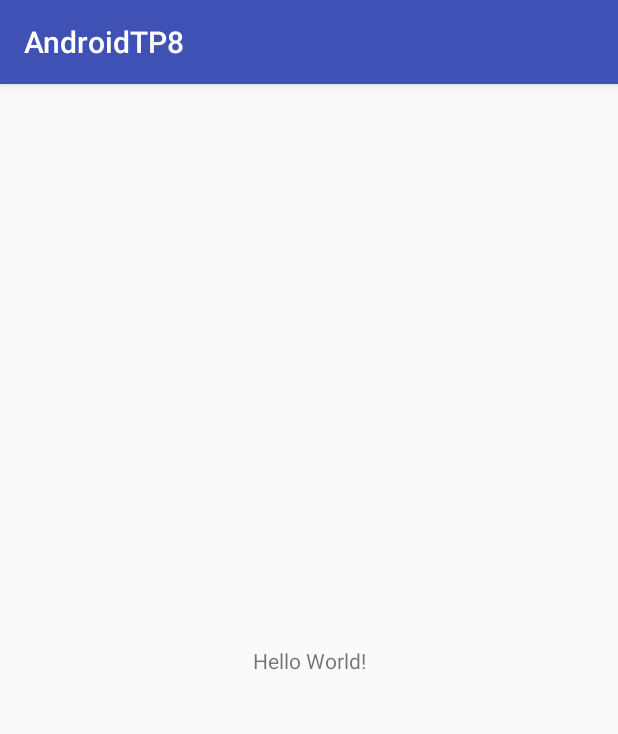
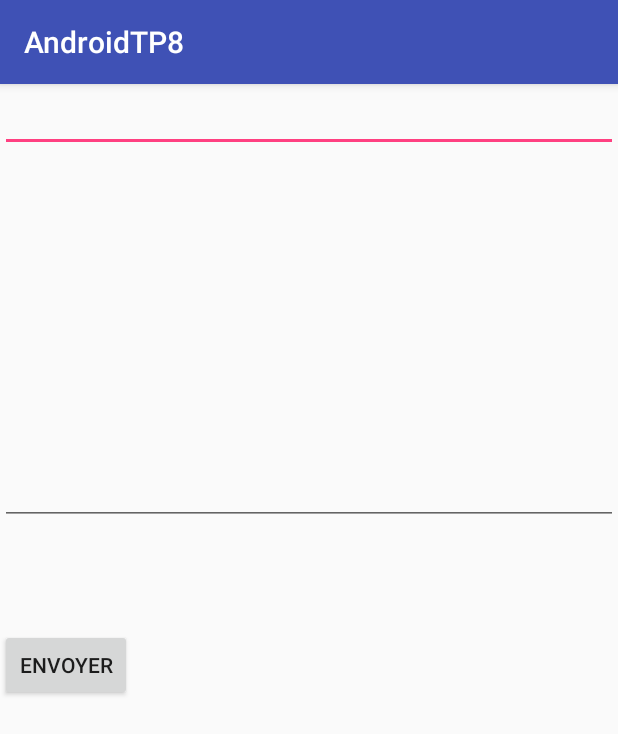
Before and after one commit to Ferjeux/AndroidTP8, an Android app: the screen it shows after launch (MainActivity), on a phone screen of 412 x 824 dp. Shown: the top 734 px of the screen. Run offline under Robolectric (Android 15) with nearby library versions, the phone set to English and light mode, and no system bars.

Commit message:
double code pour sms avec l'appli de base (en commentaire ) et via l'appli de tp

```diff
--- a/app/src/main/AndroidManifest.xml
+++ b/app/src/main/AndroidManifest.xml
@@ -1,14 +1,15 @@
 <?xml version="1.0" encoding="utf-8"?>
 <manifest xmlns:android="http://schemas.android.com/apk/res/android"
     package="com.example.admin.androidtp8">
-
+    <uses-permission android:name="android.permission.SEND_SMS" />
     <application
         android:allowBackup="true"
         android:icon="@mipmap/ic_launcher"
         android:label="@string/app_name"
         android:roundIcon="@mipmap/ic_launcher_round"
         android:supportsRtl="true"
-        android:theme="@style/AppTheme">
+        android:theme="@style/AppTheme"
+        >
         <activity android:name=".MainActivity">
             <intent-filter>
                 <action android:name="android.intent.action.MAIN" />
@@ -16,6 +17,7 @@
                 <category android:name="android.intent.category.LAUNCHER" />
             </intent-filter>
         </activity>
+
     </application>
 
 </manifest>
--- a/app/src/main/java/com/example/admin/androidtp8/MainActivity.java
+++ b/app/src/main/java/com/example/admin/androidtp8/MainActivity.java
@@ -1,7 +1,12 @@
 package com.example.admin.androidtp8;
 
+import android.content.Intent;
+import android.net.Uri;
 import android.support.v7.app.AppCompatActivity;
 import android.os.Bundle;
+import android.telephony.SmsManager;
+import android.view.View;
+import android.widget.EditText;
 
 public class MainActivity extends AppCompatActivity {
 
@@ -9,5 +14,25 @@ public class MainActivity extends AppCompatActivity {
     protected void onCreate(Bundle savedInstanceState) {
         super.onCreate(savedInstanceState);
         setContentView(R.layout.activity_main);
+
+    }
+
+    protected  void envoyer(){
+        EditText message = (EditText) findViewById(R.id.sms);
+        EditText numero = (EditText) findViewById(R.id.numero);
+        //String uri = "smsto:" + numero.getText().toString();
+
+        SmsManager smsManager = SmsManager.getDefault();
+        smsManager.sendTextMessage(numero.getText().toString(), null, message.getText().toString(), null, null);
+
+       /*Intent intent = new Intent(Intent.ACTION_SENDTO, Uri.parse(uri));
+        intent.putExtra("sms_body", message.getText().toString());
+        startActivity(intent);*/
+    }
+
+    public void Envoi(View view) {
+
+        this.envoyer();
+
     }
 }
--- a/app/src/main/res/layout/activity_main.xml
+++ b/app/src/main/res/layout/activity_main.xml
@@ -1,18 +1,40 @@
 <?xml version="1.0" encoding="utf-8"?>
-<android.support.constraint.ConstraintLayout xmlns:android="http://schemas.android.com/apk/res/android"
+<RelativeLayout xmlns:android="http://schemas.android.com/apk/res/android"
     xmlns:app="http://schemas.android.com/apk/res-auto"
     xmlns:tools="http://schemas.android.com/tools"
     android:layout_width="match_parent"
     android:layout_height="match_parent"
     tools:context="com.example.admin.androidtp8.MainActivity">
 
-    <TextView
+    <EditText
+        android:id="@+id/sms"
         android:layout_width="wrap_content"
         android:layout_height="wrap_content"
-        android:text="Hello World!"
-        app:layout_constraintBottom_toBottomOf="parent"
-        app:layout_constraintLeft_toLeftOf="parent"
-        app:layout_constraintRight_toRightOf="parent"
-        app:layout_constraintTop_toTopOf="parent" />
+        android:layout_alignParentEnd="true"
+        android:layout_alignParentStart="true"
+        android:layout_alignParentTop="true"
+        android:ems="10"
+        android:inputType="text" />
 
-</android.support.constraint.ConstraintLayout>
+    <EditText
+        android:id="@+id/numero"
+        android:layout_width="wrap_content"
+        android:layout_height="wrap_content"
+        android:layout_alignParentEnd="true"
+        android:layout_alignParentStart="true"
+        android:layout_below="@+id/sms"
+        android:layout_marginTop="203dp"
+        android:ems="10"
+        android:inputType="number" />
+
+    <Button
+        android:id="@+id/envoyer"
+        android:layout_width="wrap_content"
+        android:layout_height="wrap_content"
+        android:layout_alignParentStart="true"
+        android:layout_below="@+id/numero"
+        android:layout_marginTop="69dp"
+        android:text="@string/envoyer"
+        android:onClick="Envoi"
+        />
+</RelativeLayout>
--- a/app/src/main/res/values/strings.xml
+++ b/app/src/main/res/values/strings.xml
@@ -1,3 +1,4 @@
 <resources>
     <string name="app_name">AndroidTP8</string>
+    <string name="envoyer">Envoyer</string>
 </resources>
```
